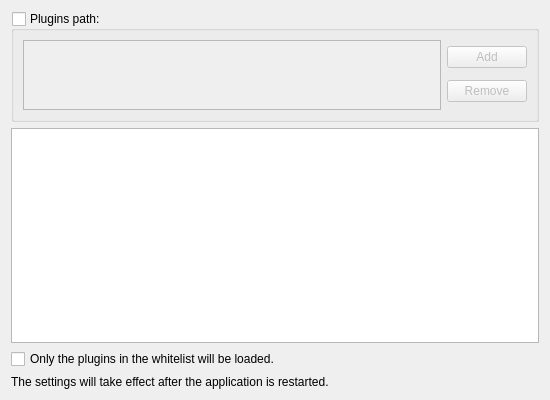
KangLin/RabbitRemoteControl, file Src/FrmManagePlugins.ui: the form before one commit.
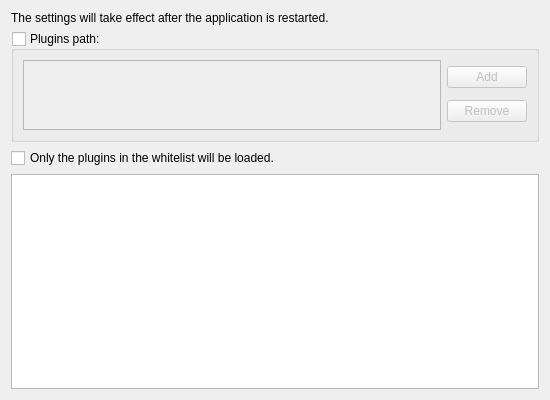
The form after the commit.

Commit message: Plugin: modify parameter ui to remove sizepolicy

What changed in the file:
```diff
--- a/Src/FrmManagePlugins.ui
+++ b/Src/FrmManagePlugins.ui
@@ -14,24 +14,7 @@
    <string>Form</string>
   </property>
   <layout class="QGridLayout" name="gridLayout">
-   <item row="3" column="0">
-    <widget class="QLabel" name="label">
-     <property name="text">
-      <string>The settings will take effect after the application is restarted.</string>
-     </property>
-    </widget>
-   </item>
    <item row="1" column="0">
-    <widget class="QTableView" name="tvFilter">
-     <property name="sizePolicy">
-      <sizepolicy hsizetype="Expanding" vsizetype="Expanding">
-       <horstretch>0</horstretch>
-       <verstretch>2</verstretch>
-      </sizepolicy>
-     </property>
-    </widget>
-   </item>
-   <item row="0" column="0">
     <widget class="QGroupBox" name="gbPluginsPath">
      <property name="sizePolicy">
       <sizepolicy hsizetype="Preferred" vsizetype="Preferred">
@@ -86,6 +69,23 @@
      </layout>
     </widget>
    </item>
+   <item row="0" column="0">
+    <widget class="QLabel" name="label">
+     <property name="text">
+      <string>The settings will take effect after the application is restarted.</string>
+     </property>
+    </widget>
+   </item>
+   <item row="3" column="0">
+    <widget class="QTableView" name="tvFilter">
+     <property name="sizePolicy">
+      <sizepolicy hsizetype="Expanding" vsizetype="Expanding">
+       <horstretch>0</horstretch>
+       <verstretch>2</verstretch>
+      </sizepolicy>
+     </property>
+    </widget>
+   </item>
    <item row="2" column="0">
     <widget class="QCheckBox" name="cbOnlyLoadInWhitelist">
      <property name="text">
```
The commit also changes 5 other files.
